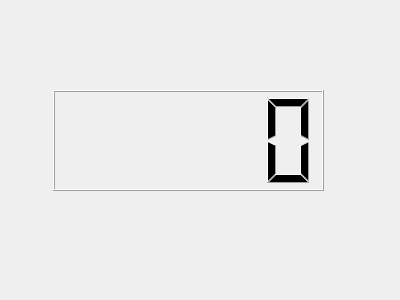
First picture: the form in MainDialog.ui, repository Hayasakikazunori/Ramen-timer, before the edit.
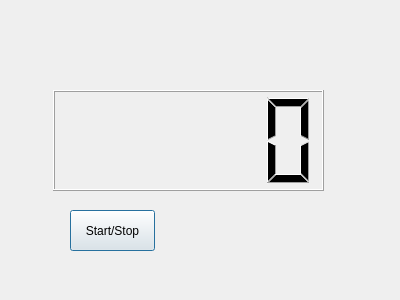
Second picture: the form after the edit.

Commit message: make Botan

What changed in the file:
```diff
--- a/MainDialog.ui
+++ b/MainDialog.ui
@@ -23,6 +23,19 @@
     </rect>
    </property>
   </widget>
+  <widget class="QPushButton" name="pushButton">
+   <property name="geometry">
+    <rect>
+     <x>70</x>
+     <y>210</y>
+     <width>85</width>
+     <height>41</height>
+    </rect>
+   </property>
+   <property name="text">
+    <string>Start/Stop</string>
+   </property>
+  </widget>
  </widget>
  <resources/>
  <connections/>
```
